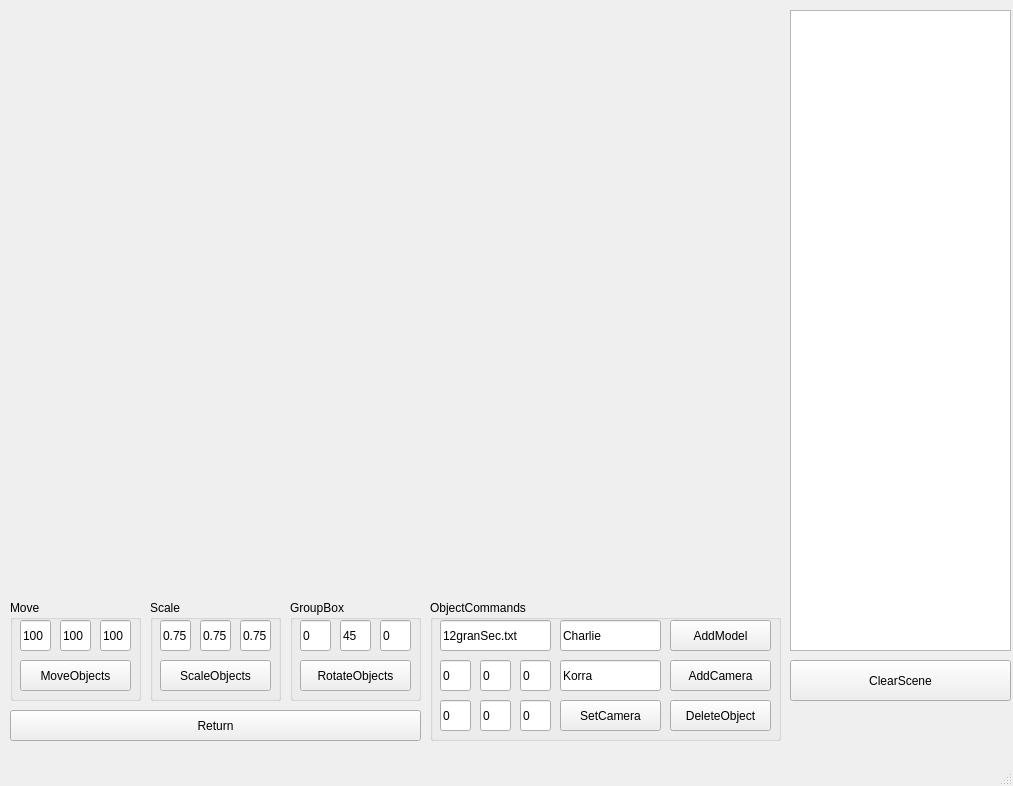
Inlucker/OOP, file lab3/mainwindow.ui: the form before one commit.
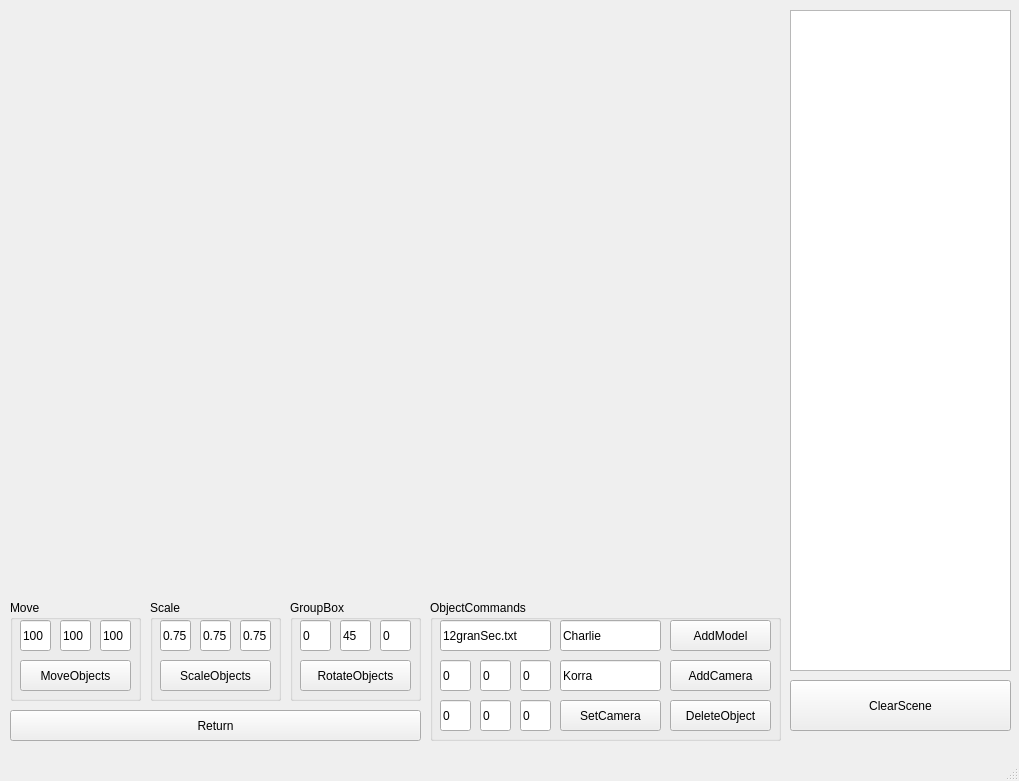
The form after the commit.

Patch:
```diff
--- a/lab3/mainwindow.ui
+++ b/lab3/mainwindow.ui
@@ -6,8 +6,8 @@
    <rect>
     <x>0</x>
     <y>0</y>
-    <width>1013</width>
-    <height>786</height>
+    <width>1019</width>
+    <height>781</height>
    </rect>
   </property>
   <property name="windowTitle">
@@ -31,7 +31,7 @@
       <x>790</x>
       <y>10</y>
       <width>221</width>
-      <height>641</height>
+      <height>661</height>
      </rect>
     </property>
    </widget>
@@ -416,9 +416,9 @@
     <property name="geometry">
      <rect>
       <x>790</x>
-      <y>660</y>
+      <y>680</y>
       <width>221</width>
-      <height>41</height>
+      <height>51</height>
      </rect>
     </property>
     <property name="text">
```
Left out of the diff: 2 changed lines with no effect on the pictures.
